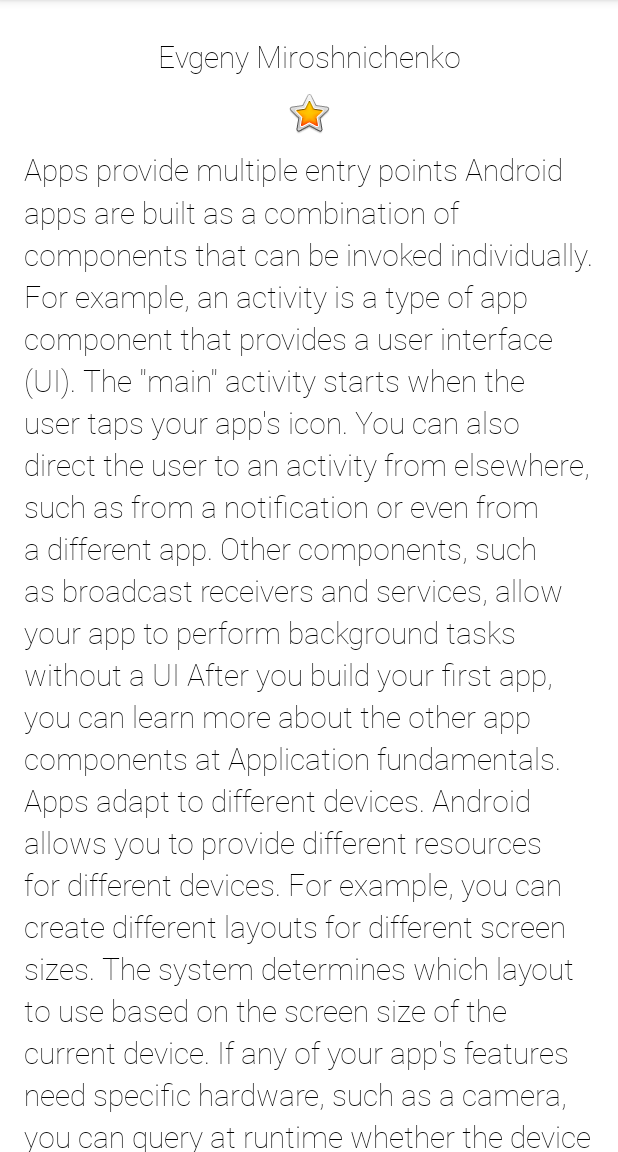
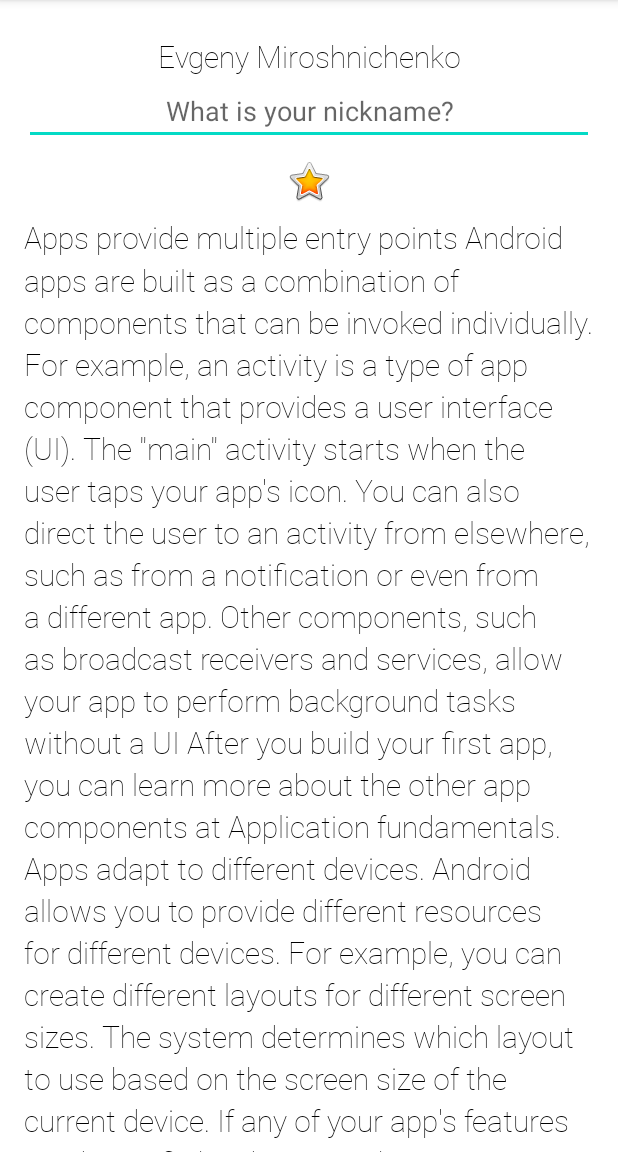
Before and after one commit to dev-center-git-preview/AboutMe, an Android app: the screen it shows after launch (MainActivity), on a phone screen of 412 x 824 dp, the part 84-1236 px from its top. Run offline under Robolectric (Android 15) with nearby library versions, the phone set to English and light mode, and no system bars.

Commit message:
Added Edit Text View - "Nickname"

```diff
--- a/app/src/main/res/layout/activity_main.xml
+++ b/app/src/main/res/layout/activity_main.xml
@@ -15,6 +15,15 @@
         android:layout_width="match_parent"
         android:layout_height="wrap_content"
         android:text="@string/name"
+        android:textAlignment="center" />
+
+    <EditText
+        android:id="@+id/nickname_edit"
+        android:layout_width="match_parent"
+        android:layout_height="wrap_content"
+        android:ems="10"
+        android:hint="@string/what_is_your_nickname"
+        android:inputType="textPersonName|textAutoComplete"
         android:textAlignment="center" />
 
     <ImageView
--- a/app/src/main/res/values/strings.xml
+++ b/app/src/main/res/values/strings.xml
@@ -3,4 +3,5 @@
     <string name="name">Evgeny Miroshnichenko</string>
     <string name="yellow_star">Yellow Star</string>
     <string name="bio"> Apps provide multiple entry points Android apps are built as a combination of components that can be invoked individually. For example, an activity is a type of app component that provides a user interface (UI). The \"main\" activity starts when the user taps your app\'s icon. You can also direct the user to an activity from elsewhere, such as from a notification or even from a different app. Other components, such as broadcast receivers and services, allow your app to perform background tasks without a UI After you build your first app, you can learn more about the other app components at Application fundamentals. Apps adapt to different devices. Android allows you to provide different resources for different devices. For example, you can create different layouts for different screen sizes. The system determines which layout to use based on the screen size of the current device. If any of your app\'s features need specific hardware, such as a camera, you can query at runtime whether the device has that hardware or not, and then disable the corresponding features if it doesn\'t. You can specify that your app requires certain hardware so that Google Play won\'t allow the app to be installed on devices without them. After you build your first app, learn more about device configurations at Device compatibility overview. </string>
+    <string name="what_is_your_nickname">What is your nickname?</string>
 </resources>
```
